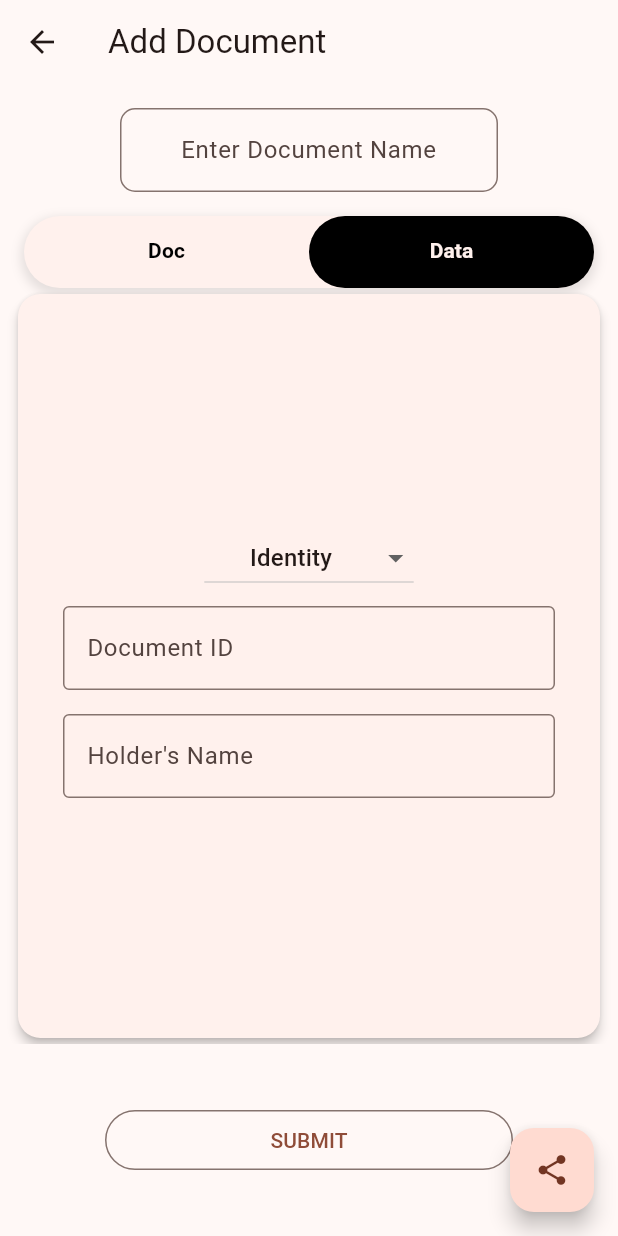
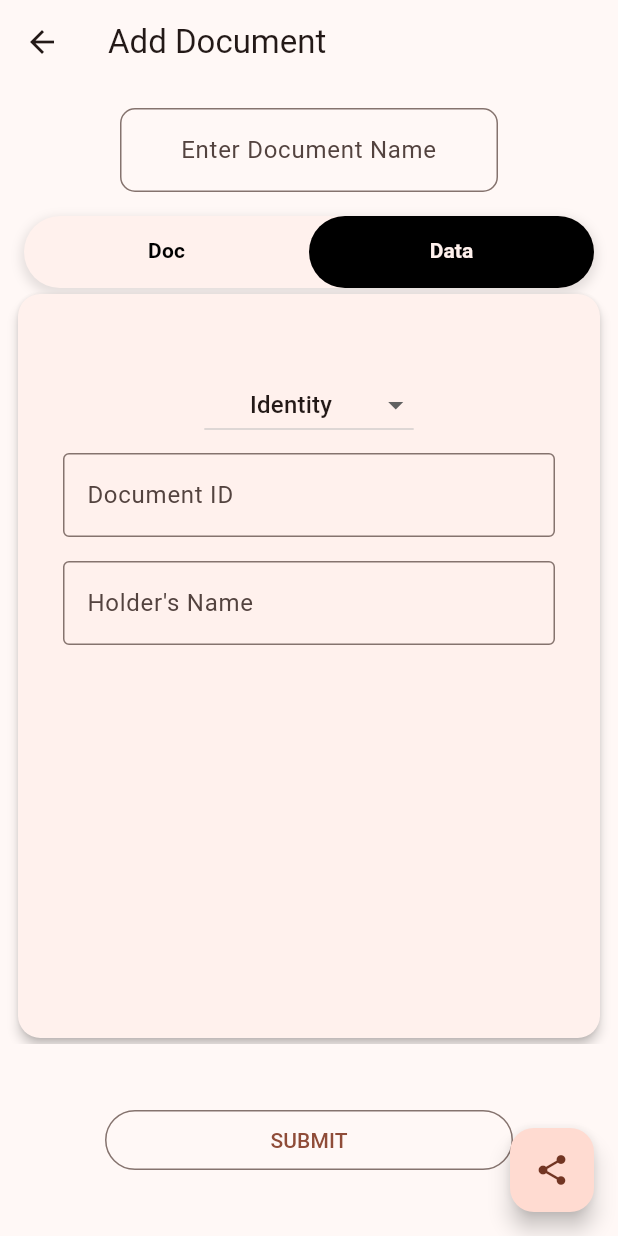
Before and after one commit to Swagnik02/docibry-Document-Library, a Flutter app: the ManageDocumentPage screen opened by its route, tab 2 chosen, on a phone screen of 412 x 824 dp. Run offline on Flutter 3.47's test engine with Material 3 defaults, Android fonts, the light colour scheme and no system bars; our stand-ins replace bloc, equatable, flutter_bloc, image_picker, permission_handler, share_plus and 1 more; accounts and stored records are empty.

Commit message:
ui changes

```diff
--- a/lib/ui/document/manage_doc.dart
+++ b/lib/ui/document/manage_doc.dart
@@ -214,7 +214,7 @@ class ManageDocumentPageState extends State<ManageDocumentPage>
             padding: const EdgeInsets.symmetric(horizontal: 30, vertical: 50),
             child: Column(
               crossAxisAlignment: CrossAxisAlignment.center,
-              mainAxisAlignment: MainAxisAlignment.center,
+              mainAxisAlignment: MainAxisAlignment.start,
               children: [
                 widget.isAdd || _isEditMode
                     ? DropdownButton<String>(
--- a/lib/ui/shareDoc/share_doc_page.dart
+++ b/lib/ui/shareDoc/share_doc_page.dart
@@ -119,13 +119,18 @@ class ShareDocumentPageState extends State<ShareDocumentPage>
 
   Card _shareTextField() {
     return Card(
+      child: Padding(
+        padding: const EdgeInsets.all(16.0),
         child: Column(
           children: [
             TextField(
               maxLines: 5,
               controller: _controller,
+              decoration: InputDecoration(
+                  border: UnderlineInputBorder(borderSide: BorderSide.none)),
             ),
           ],
+        ),
       ),
     );
   }
```
Lines whose indentation alone changed are shown as unchanged.
